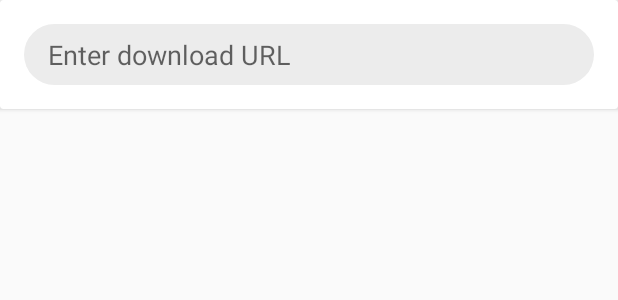
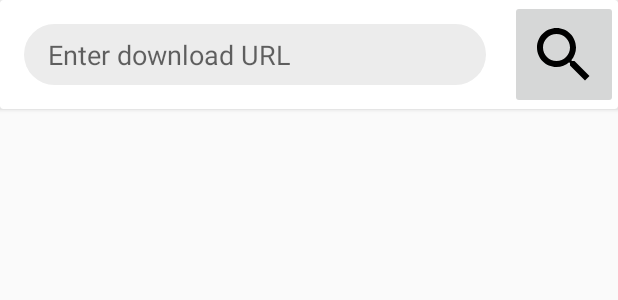
Before and after one commit to mahmoudalee/MediaPlayer, an Android app: the layout activity_main.xml on its own in the app's theme, with its tools: preview values and no code run, on a phone screen of 412 x 824 dp. Shown: the top 300 px of the screen. Run offline under Robolectric (Android 15) with nearby library versions, the phone set to English and light mode, and no system bars.

```diff
--- a/app/src/main/AndroidManifest.xml
+++ b/app/src/main/AndroidManifest.xml
@@ -1,6 +1,10 @@
 <?xml version="1.0" encoding="utf-8"?>
 <manifest xmlns:android="http://schemas.android.com/apk/res/android"
     package="com.dell.mediaplayer" >
+
+    <uses-permission android:name="android.permission.INTERNET"/>
+    <uses-permission android:name="android.permission.WRITE_EXTERNAL_STORAGE"/>
+    <uses-permission android:name="android.permission.READ_EXTERNAL_STORAGE"/>
 
     <application
         android:allowBackup="true"
--- /dev/null
+++ b/app/src/main/res/drawable/ic_search_black_24dp.xml
@@ -0,0 +1,4 @@
+<vector android:height="48dp" android:viewportHeight="24.0"
+    android:viewportWidth="24.0" android:width="48dp" xmlns:android="http://schemas.android.com/apk/res/android">
+    <path android:fillColor="#FF000000" android:pathData="M15.5,14h-0.79l-0.28,-0.27C15.41,12.59 16,11.11 16,9.5 16,5.91 13.09,3 9.5,3S3,5.91 3,9.5 5.91,16 9.5,16c1.61,0 3.09,-0.59 4.23,-1.57l0.27,0.28v0.79l5,4.99L20.49,19l-4.99,-5zM9.5,14C7.01,14 5,11.99 5,9.5S7.01,5 9.5,5 14,7.01 14,9.5 11.99,14 9.5,14z"/>
+</vector>
--- a/app/src/main/res/layout/activity_main.xml
+++ b/app/src/main/res/layout/activity_main.xml
@@ -12,17 +12,31 @@
         android:layout_height="wrap_content"
         app:cardElevation="@dimen/s_tiny">
 
+        <LinearLayout
+            android:layout_width="match_parent"
+            android:layout_height="match_parent"
+            android:orientation="horizontal">
+
             <EditText
                 android:id="@+id/editText"
-            android:layout_width="match_parent"
+                android:layout_width="0dp"
+                android:layout_weight="1"
                 android:layout_height="wrap_content"
                 android:layout_margin="@dimen/s_medium"
                 android:background="@drawable/view"
                 android:hint="@string/url"
                 android:inputType="textWebEditText"
                 android:paddingLeft="@dimen/s_medium"
-            android:paddingRight="@dimen/s_medium"
-            />
+                android:paddingRight="@dimen/s_medium" />
+
+            <ImageButton
+                android:id="@+id/search"
+                android:layout_width="wrap_content"
+                android:layout_height="match_parent"
+                android:src="@drawable/ic_search_black_24dp"
+                android:onClick="Search"/>
+        </LinearLayout>
+
     </androidx.cardview.widget.CardView>
 
 
--- a/app/src/main/res/values/colors.xml
+++ b/app/src/main/res/values/colors.xml
@@ -5,6 +5,7 @@
     <color name="colorAccent">#2B2B2B</color>
 
     <!-- others -->
+
     <color name="normal">#ECECEC</color>
     <color name="white">#fff</color>
     <color name="hover">#BEBEBE</color>
--- a/app/src/main/res/values/strings.xml
+++ b/app/src/main/res/values/strings.xml
@@ -2,4 +2,5 @@
     <string name="app_name">MediaPlayer</string>
 
     <string name="url">Enter download URL</string>
+
 </resources>
--- a/app/src/main/res/values/styles.xml
+++ b/app/src/main/res/values/styles.xml
@@ -7,5 +7,9 @@
         <item name="colorPrimaryDark">@color/colorPrimaryDark</item>
         <item name="colorAccent">@color/colorAccent</item>
     </style>
-
+    <style name="AppTheme.Dark.Dialog" parent="Theme.AppCompat.Dialog">
+        <item name="colorAccent">@color/white</item>
+        <item name="android:textColorPrimary">@color/hover</item>
+        <item name="android:background">@color/colorPrimary</item>
+    </style>
 </resources>
```
Also changed, not shown: app/src/main/java/com/dell/mediaplayer/MainActivity.java (+127 -4 lines). Lines whose indentation alone changed are shown as unchanged.
